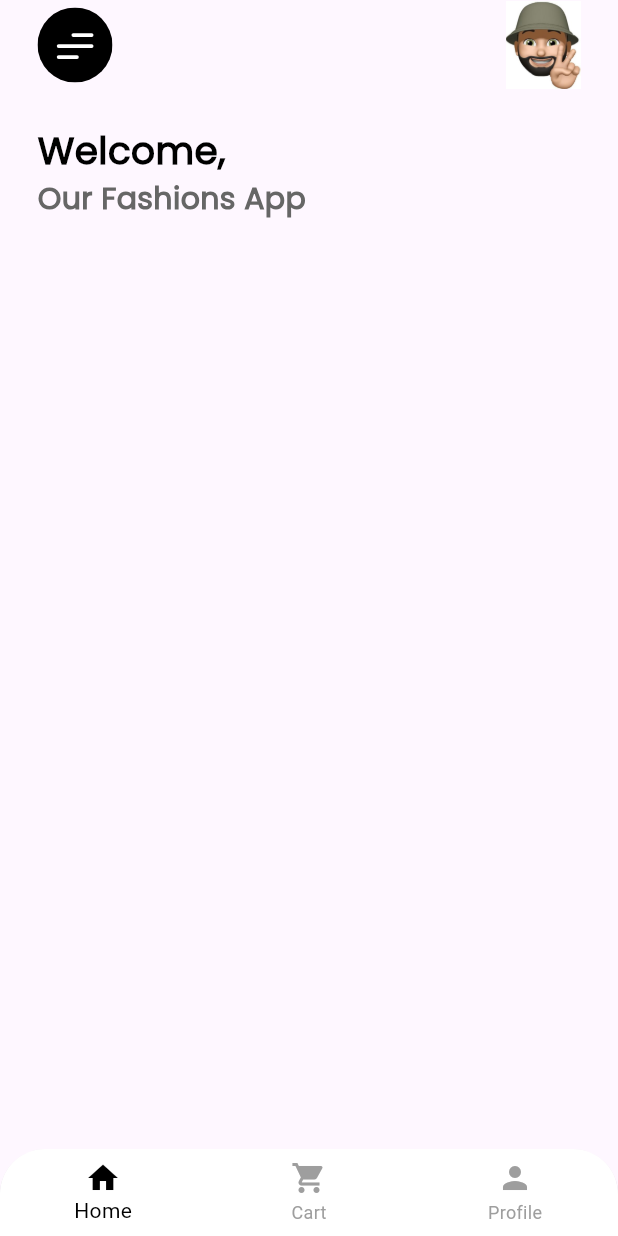
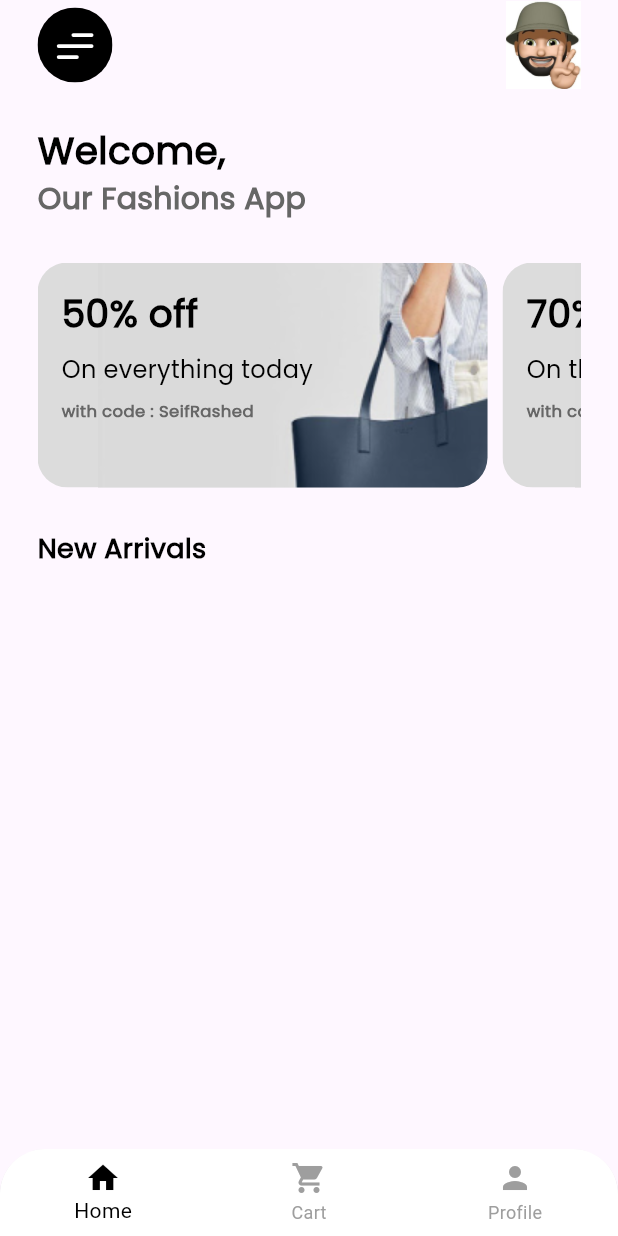
Before and after one commit to SeifRashedd/Fashion_Market, a Flutter app: the screen it shows after launch, on a phone screen of 412 x 824 dp. Run offline on Flutter 3.47's test engine with Material 3 defaults, Android fonts, the phone set to English and light mode, and no system bars; our stand-ins replace firebase_auth, firebase_core, flutter_svg, gap, go_router; accounts and stored records are empty.

Commit message:
finsih promo code widget

```diff
--- a/lib/Features/home/presentation/views/widgets/home_view_body.dart
+++ b/lib/Features/home/presentation/views/widgets/home_view_body.dart
@@ -1,6 +1,8 @@
 import 'package:fashion_market/Features/home/presentation/views/widgets/custom_app_bar.dart';
+import 'package:fashion_market/Features/home/presentation/views/widgets/promo_code_list_view.dart';
 import 'package:fashion_market/core/utils/app_styles.dart';
 import 'package:flutter/material.dart';
+import 'package:flutter/widgets.dart';
 import 'package:gap/gap.dart';
 
 class HomeViewBody extends StatelessWidget {
@@ -28,7 +30,16 @@ class HomeViewBody extends StatelessWidget {
               style: AppStyles.styleSemiBold20,
             ),
             const Gap(28),
-            // const CustomSaleItem(),
+            const PromoCodeListView(),
+            const Gap(28),
+            Row(
+              children: [
+                Text(
+                  'New Arrivals',
+                  style: AppStyles.styleBold18,
+                )
+              ],
+            )
           ],
         ),
       ),
--- /dev/null
+++ b/lib/Features/home/presentation/views/widgets/promo_code_item.dart
@@ -0,0 +1,51 @@
+import 'package:fashion_market/core/utils/app_styles.dart';
+import 'package:flutter/material.dart';
+
+class PromoCard extends StatelessWidget {
+  final Image image;
+  final String discountText;
+  final String descriptionText;
+  final String codeText;
+
+  const PromoCard({
+    super.key,
+    required this.image,
+    required this.discountText,
+    required this.descriptionText,
+    required this.codeText,
+  });
+
+  @override
+  Widget build(BuildContext context) {
+    return ClipRRect(
+      borderRadius: BorderRadius.circular(20),
+      child: Container(
+        height: 150,
+        width: 300,
+        color: const Color(0xffDCDCDC),
+        child: Stack(
+          children: [
+            Positioned(right: 0, child: image),
+            Padding(
+              padding: const EdgeInsets.all(16.0),
+              child: Column(
+                crossAxisAlignment: CrossAxisAlignment.start,
+                children: [
+                  Text(discountText, style: AppStyles.styleBold25),
+                  const SizedBox(height: 8),
+                  Text(
+                    descriptionText,
+                    style: AppStyles.styleRegular16,
+                  ),
+                  const SizedBox(height: 8),
+                  Text(codeText, style: AppStyles.styleSemiBold11),
+                  const SizedBox(height: 16),
+                ],
+              ),
+            ),
+          ],
+        ),
+      ),
+    );
+  }
+}
--- /dev/null
+++ b/lib/Features/home/presentation/views/widgets/promo_code_list_view.dart
@@ -0,0 +1,35 @@
+import 'package:fashion_market/Features/home/presentation/views/widgets/promo_code_item.dart';
+import 'package:fashion_market/core/utils/app_images.dart';
+import 'package:flutter/material.dart';
+import 'package:gap/gap.dart';
+
+class PromoCodeListView extends StatelessWidget {
+  const PromoCodeListView({
+    super.key,
+  });
+
+  @override
+  Widget build(BuildContext context) {
+    return SizedBox(
+      height: 150,
+      child: ListView(
+        scrollDirection: Axis.horizontal,
+        children: [
+          PromoCard(
+            image: AppImages.promoCodeImage1,
+            discountText: '50% off',
+            descriptionText: 'On everything today',
+            codeText: 'with code : SeifRashed',
+          ),
+          const Gap(10),
+          PromoCard(
+            image: AppImages.promoCodeImage2,
+            discountText: '70% off',
+            descriptionText: 'On the watches collection',
+            codeText: 'with code : SeifRashed',
+          ),
+        ],
+      ),
+    );
+  }
+}
--- a/lib/core/utils/app_images.dart
+++ b/lib/core/utils/app_images.dart
@@ -6,7 +6,6 @@ abstract class AppImages {
   static Image startImage1 = Image.asset('assets/images/startimage1.png');
   static SvgPicture menueImage = SvgPicture.asset('assets/images/menu.svg');
   static SvgPicture userCover = SvgPicture.asset('assets/images/usercover.svg');
-  static SvgPicture itemSaleImage =
-      SvgPicture.asset('assets/images/itemsaleimage.svg');
-  // static Image userImage = Image.asset('assets/images/userimage.png');
+  static Image promoCodeImage1 = Image.asset('assets/images/promocode1.png');
+  static Image promoCodeImage2 = Image.asset('assets/images/promoCode2.png');
 }
```
Also changed, not shown: assets/images/itemsaleimage.svg (deleted), assets/images/promoCode2.png (added), assets/images/promocode1.png (added), assets/images/tshirt.png (added).
